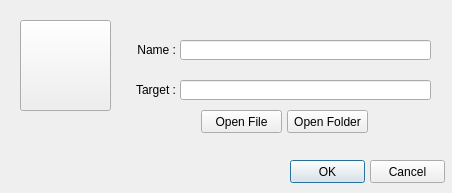
This is appbuttondialog.ui in ty0x2333/TyLauncher as Qt 5 draws it before an edit. The edited form follows.
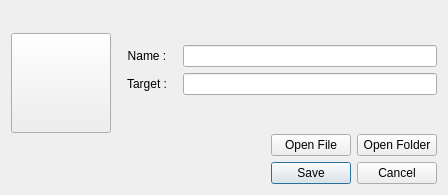
This is the edited form.

Commit message: M 按钮编辑对话框, 尺寸自适应.

```diff
--- a/appbuttondialog.ui
+++ b/appbuttondialog.ui
@@ -6,82 +6,50 @@
    <rect>
     <x>0</x>
     <y>0</y>
-    <width>452</width>
-    <height>193</height>
+    <width>448</width>
+    <height>195</height>
    </rect>
   </property>
   <property name="windowTitle">
    <string>Edit Button Properties</string>
   </property>
+  <layout class="QVBoxLayout" name="verticalLayout">
+   <item>
+    <layout class="QGridLayout" name="gridLayout" rowstretch="4,1">
+     <item row="0" column="0" rowspan="2">
   <widget class="QPushButton" name="pushButtonIcon">
-   <property name="geometry">
-    <rect>
-     <x>20</x>
-     <y>20</y>
-     <width>91</width>
-     <height>91</height>
-    </rect>
+       <property name="sizePolicy">
+        <sizepolicy hsizetype="Maximum" vsizetype="Maximum">
+         <horstretch>0</horstretch>
+         <verstretch>0</verstretch>
+        </sizepolicy>
+       </property>
+       <property name="minimumSize">
+        <size>
+         <width>100</width>
+         <height>100</height>
+        </size>
    </property>
    <property name="text">
     <string/>
    </property>
   </widget>
-  <widget class="QPushButton" name="pushButtonOk">
-   <property name="geometry">
-    <rect>
-     <x>290</x>
-     <y>160</y>
-     <width>75</width>
-     <height>23</height>
-    </rect>
-   </property>
-   <property name="text">
-    <string>OK</string>
-   </property>
-   <property name="checkable">
-    <bool>false</bool>
-   </property>
-   <property name="default">
-    <bool>true</bool>
-   </property>
-  </widget>
-  <widget class="QPushButton" name="pushButtonCancel">
-   <property name="geometry">
-    <rect>
-     <x>370</x>
-     <y>160</y>
-     <width>75</width>
-     <height>23</height>
-    </rect>
-   </property>
-   <property name="text">
-    <string>Cancel</string>
-   </property>
-   <property name="autoDefault">
-    <bool>true</bool>
-   </property>
-   <property name="default">
-    <bool>false</bool>
-   </property>
-  </widget>
-  <widget class="QLineEdit" name="lineEditName">
-   <property name="geometry">
-    <rect>
-     <x>180</x>
-     <y>40</y>
-     <width>251</width>
-     <height>20</height>
-    </rect>
-   </property>
-  </widget>
+     </item>
+     <item row="0" column="1">
+      <layout class="QFormLayout" name="formLayout">
+       <property name="fieldGrowthPolicy">
+        <enum>QFormLayout::ExpandingFieldsGrow</enum>
+       </property>
+       <property name="formAlignment">
+        <set>Qt::AlignCenter</set>
+       </property>
+       <item row="0" column="0">
   <widget class="QLabel" name="labelName">
-   <property name="geometry">
-    <rect>
-     <x>125</x>
-     <y>40</y>
-     <width>51</width>
-     <height>20</height>
-    </rect>
+         <property name="minimumSize">
+          <size>
+           <width>60</width>
+           <height>0</height>
+          </size>
    </property>
    <property name="layoutDirection">
     <enum>Qt::LeftToRight</enum>
@@ -90,33 +58,20 @@
     <string>Name :</string>
    </property>
    <property name="alignment">
-    <set>Qt::AlignRight|Qt::AlignTrailing|Qt::AlignVCenter</set>
-   </property>
-  </widget>
-  <widget class="QLineEdit" name="lineEditTarget">
-   <property name="geometry">
-    <rect>
-     <x>180</x>
-     <y>80</y>
-     <width>251</width>
-     <height>20</height>
-    </rect>
-   </property>
-   <property name="sizePolicy">
-    <sizepolicy hsizetype="Expanding" vsizetype="Fixed">
-     <horstretch>0</horstretch>
-     <verstretch>0</verstretch>
-    </sizepolicy>
-   </property>
-  </widget>
+          <set>Qt::AlignCenter</set>
+         </property>
+        </widget>
+       </item>
+       <item row="0" column="1">
+        <widget class="QLineEdit" name="lineEditName"/>
+       </item>
+       <item row="1" column="0">
   <widget class="QLabel" name="labelTarget">
-   <property name="geometry">
-    <rect>
-     <x>125</x>
-     <y>80</y>
-     <width>51</width>
-     <height>20</height>
-    </rect>
+         <property name="minimumSize">
+          <size>
+           <width>60</width>
+           <height>0</height>
+          </size>
    </property>
    <property name="layoutDirection">
     <enum>Qt::LeftToRight</enum>
@@ -125,34 +80,42 @@
     <string>Target :</string>
    </property>
    <property name="alignment">
-    <set>Qt::AlignRight|Qt::AlignTrailing|Qt::AlignVCenter</set>
-   </property>
-  </widget>
-  <widget class="QPushButton" name="pushButtonDir">
-   <property name="geometry">
-    <rect>
-     <x>287</x>
-     <y>110</y>
-     <width>81</width>
-     <height>23</height>
-    </rect>
-   </property>
-   <property name="text">
-    <string>Open Folder</string>
-   </property>
-   <property name="autoDefault">
-    <bool>true</bool>
-   </property>
-  </widget>
+          <set>Qt::AlignCenter</set>
+         </property>
+        </widget>
+       </item>
+       <item row="1" column="1">
+        <widget class="QLineEdit" name="lineEditTarget">
+         <property name="sizePolicy">
+          <sizepolicy hsizetype="Expanding" vsizetype="Fixed">
+           <horstretch>0</horstretch>
+           <verstretch>0</verstretch>
+          </sizepolicy>
+         </property>
+        </widget>
+       </item>
+      </layout>
+     </item>
+     <item row="1" column="1">
+      <layout class="QHBoxLayout" name="horizontalLayout_2" stretch="0,0,0">
+       <property name="leftMargin">
+        <number>0</number>
+       </property>
+       <item>
+        <spacer name="horizontalSpacer">
+         <property name="orientation">
+          <enum>Qt::Horizontal</enum>
+         </property>
+         <property name="sizeHint" stdset="0">
+          <size>
+           <width>60</width>
+           <height>20</height>
+          </size>
+         </property>
+        </spacer>
+       </item>
+       <item>
   <widget class="QPushButton" name="pushButtonFile">
-   <property name="geometry">
-    <rect>
-     <x>201</x>
-     <y>110</y>
-     <width>81</width>
-     <height>23</height>
-    </rect>
-   </property>
    <property name="text">
     <string>Open File</string>
    </property>
@@ -160,7 +123,37 @@
     <bool>true</bool>
    </property>
   </widget>
- </widget>
+       </item>
+       <item>
+        <widget class="QPushButton" name="pushButtonDir">
+         <property name="text">
+          <string>Open Folder</string>
+         </property>
+         <property name="autoDefault">
+          <bool>true</bool>
+         </property>
+        </widget>
+       </item>
+      </layout>
+     </item>
+    </layout>
+   </item>
+   <item>
+    <widget class="QDialogButtonBox" name="buttonBox">
+     <property name="standardButtons">
+      <set>QDialogButtonBox::Cancel|QDialogButtonBox::Save</set>
+     </property>
+    </widget>
+   </item>
+  </layout>
+ </widget>
+ <tabstops>
+  <tabstop>lineEditName</tabstop>
+  <tabstop>lineEditTarget</tabstop>
+  <tabstop>pushButtonFile</tabstop>
+  <tabstop>pushButtonDir</tabstop>
+  <tabstop>pushButtonIcon</tabstop>
+ </tabstops>
  <resources/>
  <connections/>
 </ui>
```
Lines whose indentation alone changed are shown as unchanged. The commit also changes 3 other files.
